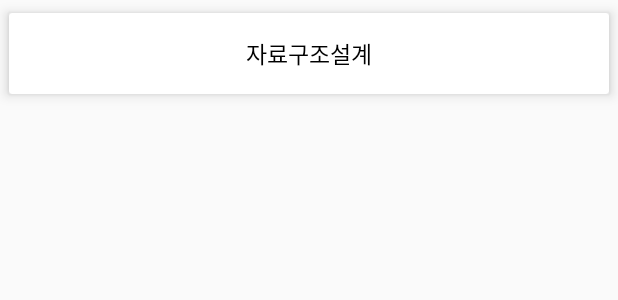
After one commit to freedomchurl/TeamTalk, an Android app: the layout item_talkcard.xml on its own in the app's theme, with its tools: preview values and no code run, on a phone screen of 412 x 824 dp. The commit adds this screen. Shown: the top 300 px of the screen. Run offline under Robolectric (Android 15) with nearby library versions, the phone set to English and light mode, and no system bars.

Commit message:
대략적인 완료

```diff
--- a/app/src/main/AndroidManifest.xml
+++ b/app/src/main/AndroidManifest.xml
@@ -49,7 +49,7 @@
         <activity android:name=".ProjectInfo"/>
         <activity android:name=".AddMemberActivity"/>
         <activity android:name=".ScheduleActivity"/>
-
+        <activity android:name=".Talk"/>
         <service android:name=".MyService"
             android:enabled="true"
             android:exported="true"/>
--- /dev/null
+++ b/app/src/main/res/layout/item_talkcard.xml
@@ -0,0 +1,42 @@
+<?xml version="1.0" encoding="utf-8"?>
+<LinearLayout
+    xmlns:android="http://schemas.android.com/apk/res/android"
+    xmlns:app="http://schemas.android.com/apk/res-auto"
+    android:layout_width="match_parent"
+    android:layout_height="wrap_content"
+    android:layout_gravity="right"
+    android:orientation="vertical">
+
+    <android.support.v7.widget.CardView
+        android:layout_width="match_parent"
+        android:layout_height="wrap_content"
+        app:cardCornerRadius="2dp"
+        app:cardElevation="5dp"
+        app:cardUseCompatPadding="true">
+
+        <LinearLayout
+            android:layout_width="match_parent"
+            android:layout_height="wrap_content"
+            android:orientation="horizontal">
+
+
+
+            <TextView
+                android:layout_width="0dp"
+                android:layout_height="wrap_content"
+                android:layout_weight="7"
+                android:gravity="center"
+                android:padding="15dp"
+                android:textSize="15dp"
+                android:text="자료구조설계"
+                android:textColor="#000000"
+                android:id="@+id/imagetitle"/>
+
+        </LinearLayout>
+
+
+    </android.support.v7.widget.CardView>
+
+
+
+</LinearLayout>
```
Also changed, not shown: app/src/main/java/com/example/churl/teamproject_app/ProjectMainActivity.java (+52 -0 lines), app/src/main/java/com/example/churl/teamproject_app/Talk.java (added, +219 -0 lines), app/src/main/res/layout/project_main_page.xml (+7 -5 lines), app/src/main/res/layout/talk_activity.xml (added, +80 -0 lines).
